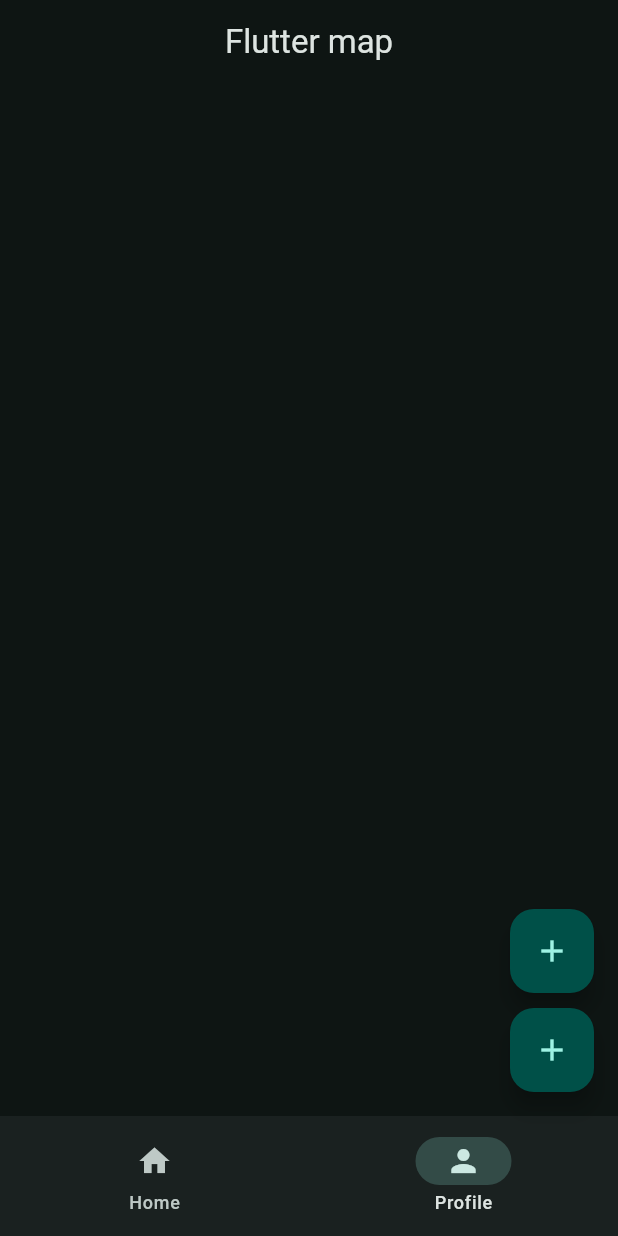
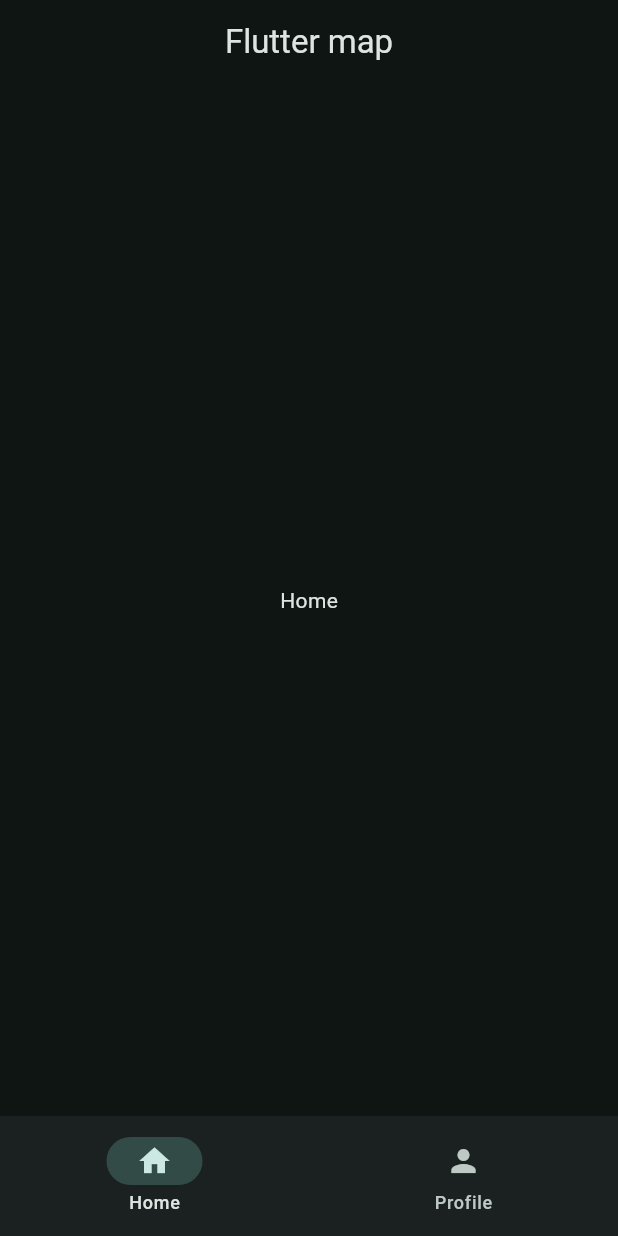
Before and after one commit to zinminnhtun/flutter_learning, a Flutter app: the screen it shows after launch, on a phone screen of 412 x 824 dp. Run offline on Flutter 3.47's test engine with Material 3 defaults, Android fonts, the phone set to English and light mode, and no system bars.

```diff
--- a/lib/main.dart
+++ b/lib/main.dart
@@ -20,33 +20,39 @@ class MyApp extends StatelessWidget {
           brightness: Brightness.dark,
         ),
       ),
-      home: Scaffold(
-        appBar: AppBar(
-          title: Text('Flutter map'),
-          centerTitle: true,
-        ),
-        floatingActionButton: Column(
-          mainAxisSize: MainAxisSize.min,
-          children: [
-            FloatingActionButton(
-              onPressed: () => print('pressed'),
-              child: Icon(Icons.add),
-            ),
-            SizedBox(height: 10.0),
-            FloatingActionButton(
-              onPressed: () => print('pressed1'),
-              child: Icon(Icons.add),
-            ),
-          ],
-        ),
-        bottomNavigationBar: NavigationBar(destinations: [
-          NavigationDestination(icon: Icon(Icons.home), label: 'Home'),
-          NavigationDestination(icon: Icon(Icons.person), label: 'Profile'),
-        ],
-        onDestinationSelected: (int value) => print(value),
-        selectedIndex: 1,
-        ),
-      ),
+      home: MyHomePage(),
     );
   }
 }
+
+class MyHomePage extends StatefulWidget {
+  const MyHomePage({super.key});
+
+  @override
+  State<MyHomePage> createState() => _MyHomePageState();
+}
+
+class _MyHomePageState extends State<MyHomePage> {
+  // here
+  int currentIndex = 0;
+  @override
+  Widget build(BuildContext context) {
+
+    return Scaffold(
+        appBar: AppBar(title: Text('Flutter map'), centerTitle: true),
+        body: currentIndex == 0 ? Center(child: Text('Home')) : Center(child: Text('Profile')),
+        bottomNavigationBar: NavigationBar(
+          destinations: [
+            NavigationDestination(icon: Icon(Icons.home), label: 'Home'),
+            NavigationDestination(icon: Icon(Icons.person), label: 'Profile'),
+          ],
+          onDestinationSelected: (int value) {
+            setState(() {
+              currentIndex = value;
+            });
+          },
+          selectedIndex: currentIndex,
+        ),
+    );
+  }
+}
```
